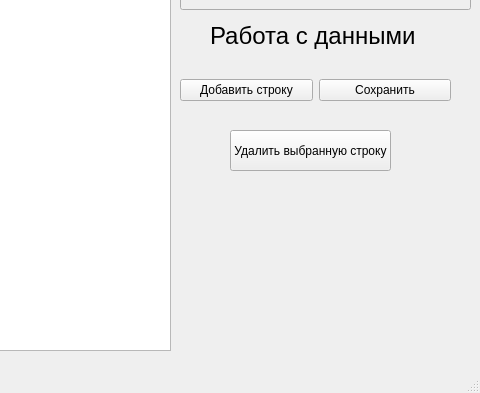
mosheadd/QtLang, file second_sep.ui: the form before one commit; both pictures show x 320 to 800 and y 280 to 673 of the 800 by 673 pixel window.
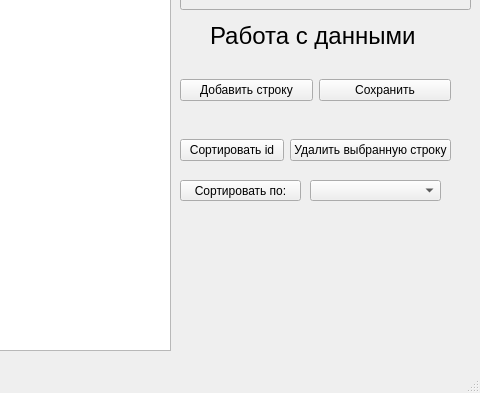
The form after the commit.

Diff of the .ui file:
```diff
--- a/second_sep.ui
+++ b/second_sep.ui
@@ -396,19 +396,55 @@
      </item>
     </layout>
    </widget>
-   <widget class="QPushButton" name="pushButton">
+   <widget class="QPushButton" name="pushButton_6">
     <property name="geometry">
      <rect>
-      <x>550</x>
-      <y>410</y>
-      <width>161</width>
-      <height>41</height>
+      <x>500</x>
+      <y>460</y>
+      <width>121</width>
+      <height>21</height>
      </rect>
     </property>
     <property name="text">
-     <string>Удалить выбранную строку</string>
+     <string>Сортировать по:</string>
     </property>
    </widget>
+   <widget class="QComboBox" name="comboBox_2">
+    <property name="geometry">
+     <rect>
+      <x>630</x>
+      <y>460</y>
+      <width>131</width>
+      <height>21</height>
+     </rect>
+    </property>
+   </widget>
+   <widget class="QWidget" name="">
+    <property name="geometry">
+     <rect>
+      <x>500</x>
+      <y>400</y>
+      <width>271</width>
+      <height>61</height>
+     </rect>
+    </property>
+    <layout class="QHBoxLayout" name="horizontalLayout_2">
+     <item>
+      <widget class="QPushButton" name="pushButton_5">
+       <property name="text">
+        <string>Сортировать id</string>
+       </property>
+      </widget>
+     </item>
+     <item>
+      <widget class="QPushButton" name="pushButton">
+       <property name="text">
+        <string>Удалить выбранную строку</string>
+       </property>
+      </widget>
+     </item>
+    </layout>
+   </widget>
   </widget>
   <widget class="QMenuBar" name="menubar">
    <property name="geometry">
```
